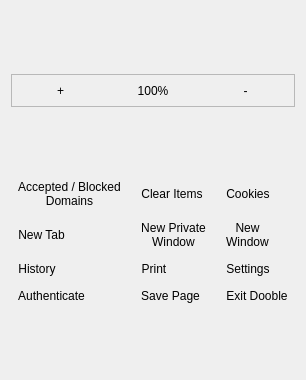
This is 2.x/UI/dooble_popup_menu.ui in textbrowser/dooble as Qt 5 draws it before an edit. The edited form follows.
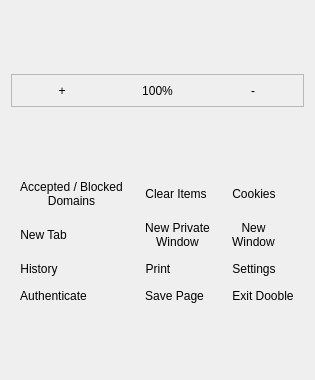
This is the edited form. Icons and pictures are not drawn.

Commit message: New zoom shortcuts.

Diff of the .ui file:
```diff
--- a/2.x/UI/dooble_popup_menu.ui
+++ b/2.x/UI/dooble_popup_menu.ui
@@ -6,7 +6,7 @@
    <rect>
     <x>0</x>
     <y>0</y>
-    <width>299</width>
+    <width>315</width>
     <height>380</height>
    </rect>
   </property>
```
Left out of the diff: 6 changed lines with no effect on the pictures. The commit also changes 2 other files.
